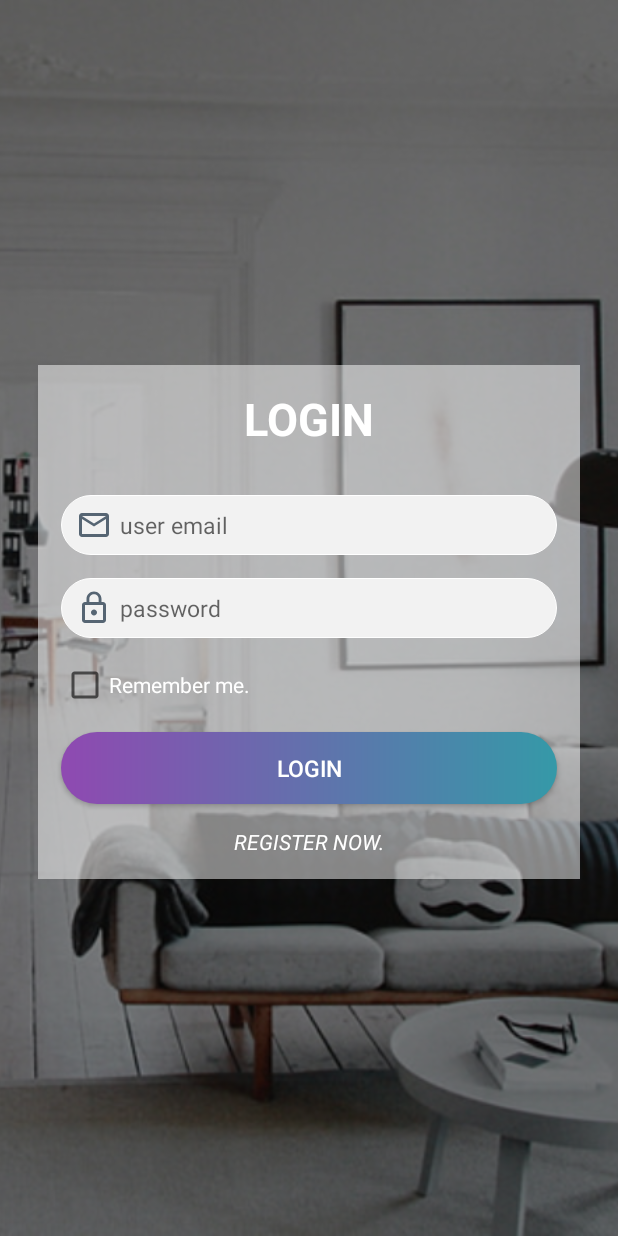
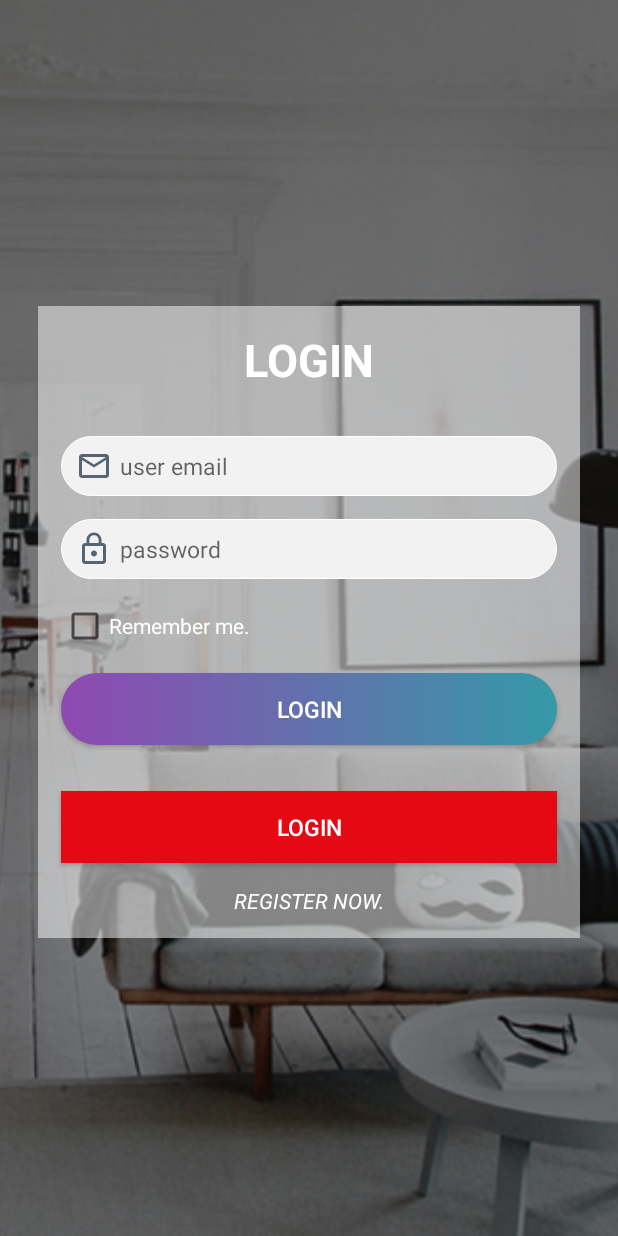
Before and after one commit to uttamtamang/HouseRentalSystem, an Android app: the screen it shows after launch (LoginActivity), on a phone screen of 412 x 824 dp. Run offline under Robolectric (Android 15) with nearby library versions, the light colour scheme and no system bars; our stand-ins replace ButterKnife; libraries missing offline, so code that uses them is left out: com.eightbitlab.supportrenderscriptblur, eightbitlab.com.blurview.

Commit message:
small improvement

```diff
--- a/app/src/main/res/layout/activity_login.xml
+++ b/app/src/main/res/layout/activity_login.xml
@@ -90,6 +90,15 @@
                 android:text="LOGIN"
                 android:textColor="#fff"
                 android:textSize="15sp" />
+            <Button
+                android:id="@+id/test"
+                android:layout_width="match_parent"
+                android:layout_height="wrap_content"
+                android:layout_margin="15dp"
+                android:background="#E50914"
+                android:text="LOGIN"
+                android:textColor="#fff"
+                android:textSize="15sp" />
 
             <TextView
                 android:id="@+id/linkRegistration"
```
